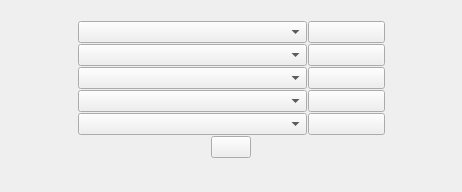
Before: the Qt Designer form ui/t_b_ho.ui in RaphCucul/Image-registration-GUI, drawn with Qt 5.
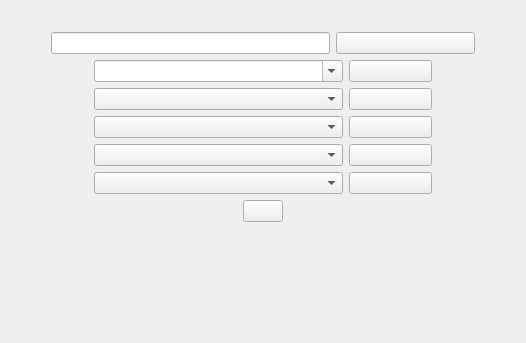
After: the same form once the commit is applied.

What changed in the file:
```diff
--- a/ui/t_b_ho.ui
+++ b/ui/t_b_ho.ui
@@ -9,8 +9,8 @@
    <rect>
     <x>0</x>
     <y>0</y>
-    <width>462</width>
-    <height>192</height>
+    <width>526</width>
+    <height>343</height>
    </rect>
   </property>
   <property name="sizePolicy">
@@ -25,39 +25,62 @@
   <property name="autoFillBackground">
    <bool>false</bool>
   </property>
-  <layout class="QVBoxLayout" name="verticalLayout" stretch="2,1,1,4">
-   <property name="spacing">
-    <number>1</number>
-   </property>
-   <property name="leftMargin">
-    <number>1</number>
-   </property>
+  <layout class="QVBoxLayout" name="verticalLayout">
    <property name="topMargin">
-    <number>5</number>
-   </property>
-   <property name="rightMargin">
-    <number>1</number>
-   </property>
-   <property name="bottomMargin">
-    <number>1</number>
+    <number>32</number>
    </property>
    <item>
-    <spacer name="verticalSpacer_2">
-     <property name="orientation">
-      <enum>Qt::Vertical</enum>
-     </property>
-     <property name="sizeHint" stdset="0">
-      <size>
-       <width>20</width>
-       <height>40</height>
-      </size>
-     </property>
-    </spacer>
+    <layout class="QHBoxLayout" name="horizontalLayout" stretch="0,2,1,0">
+     <item>
+      <spacer name="horizontalSpacer_5">
+       <property name="orientation">
+        <enum>Qt::Horizontal</enum>
+       </property>
+       <property name="sizeHint" stdset="0">
+        <size>
+         <width>40</width>
+         <height>20</height>
+        </size>
+       </property>
+      </spacer>
+     </item>
+     <item>
+      <widget class="QLineEdit" name="FileFolderDirectory"/>
+     </item>
+     <item>
+      <widget class="QPushButton" name="ChooseFileFolderDirectory">
+       <property name="text">
+        <string/>
+       </property>
+      </widget>
+     </item>
+     <item>
+      <spacer name="horizontalSpacer_6">
+       <property name="orientation">
+        <enum>Qt::Horizontal</enum>
+       </property>
+       <property name="sizeHint" stdset="0">
+        <size>
+         <width>40</width>
+         <height>20</height>
+        </size>
+       </property>
+      </spacer>
+     </item>
+    </layout>
    </item>
    <item>
     <layout class="QGridLayout" name="gridLayout" columnstretch="1,3,1,1">
      <item row="1" column="2">
-      <widget class="QPushButton" name="ulozeni_videa">
+      <widget class="QPushButton" name="SaveVideos">
+       <property name="styleSheet">
+        <string notr="true">QPushButton:pressed {
+    border-style: inset;
+    border-color: blue;
+    border-width: 1px;
+    color: white;
+}</string>
+       </property>
        <property name="text">
         <string/>
        </property>
@@ -84,6 +107,9 @@
        <property name="styleSheet">
         <string notr="true"/>
        </property>
+       <property name="editable">
+        <bool>true</bool>
+       </property>
        <property name="maxVisibleItems">
         <number>15</number>
        </property>
@@ -97,13 +123,29 @@
      </item>
      <item row="4" column="2">
       <widget class="QPushButton" name="paramFrangPB">
+       <property name="styleSheet">
+        <string notr="true">QPushButton:pressed {
+    border-style: inset;
+    border-color: blue;
+    border-width: 1px;
+    color: white;
+}</string>
+       </property>
        <property name="text">
         <string/>
        </property>
       </widget>
      </item>
      <item row="2" column="2">
-      <widget class="QPushButton" name="txt_slozka">
+      <widget class="QPushButton" name="LoadingDataFolder">
+       <property name="styleSheet">
+        <string notr="true">QPushButton:pressed {
+    border-style: inset;
+    border-color: blue;
+    border-width: 1px;
+    color: white;
+}</string>
+       </property>
        <property name="text">
         <string/>
        </property>
@@ -113,7 +155,15 @@
       <widget class="QComboBox" name="CB_ulozeni_txt"/>
      </item>
      <item row="3" column="2">
-      <widget class="QPushButton" name="ulozeni_txt">
+      <widget class="QPushButton" name="SavingDataFolder">
+       <property name="styleSheet">
+        <string notr="true">QPushButton:pressed {
+    border-style: inset;
+    border-color: blue;
+    border-width: 1px;
+    color: white;
+}</string>
+       </property>
        <property name="text">
         <string/>
        </property>
@@ -127,6 +177,14 @@
          <verstretch>0</verstretch>
         </sizepolicy>
        </property>
+       <property name="styleSheet">
+        <string notr="true">QPushButton:pressed {
+    border-style: inset;
+    border-color: blue;
+    border-width: 1px;
+    color: white;
+}</string>
+       </property>
        <property name="text">
         <string/>
        </property>
@@ -176,7 +234,15 @@
       </spacer>
      </item>
      <item>
-      <widget class="QPushButton" name="ulozeni_cest">
+      <widget class="QPushButton" name="SaveAllPath">
+       <property name="styleSheet">
+        <string notr="true">QPushButton:pressed {
+    border-style: inset;
+    border-color: blue;
+    border-width: 1px;
+    color: white;
+}</string>
+       </property>
        <property name="text">
         <string/>
        </property>
```
Left out of the diff: 12 changed lines with no effect on the pictures.
